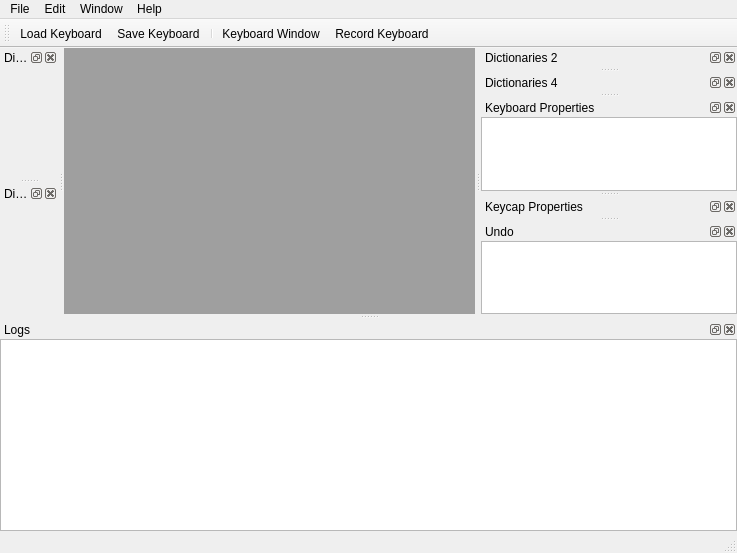
Above: Sources/MainWindow.ui from FromtonRouge/KaladriusTrainer before the change. Below: the same form after it.
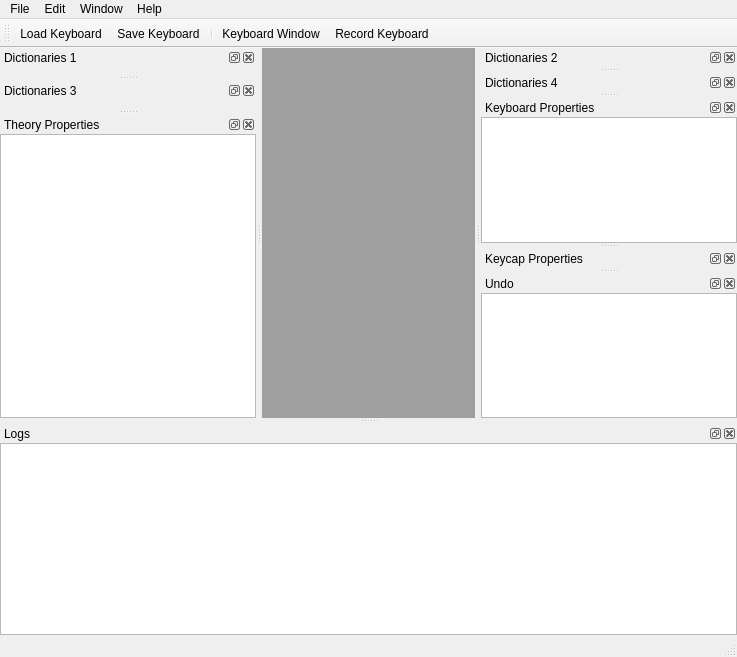
That is the form after the change. Icons and pictures are not drawn. Custom widgets are drawn as their Qt base class.

```diff
--- a/Sources/MainWindow.ui
+++ b/Sources/MainWindow.ui
@@ -7,7 +7,7 @@
     <x>0</x>
     <y>0</y>
     <width>737</width>
-    <height>553</height>
+    <height>657</height>
    </rect>
   </property>
   <property name="windowTitle">
@@ -352,6 +352,33 @@
    <addaction name="actionKeyboard_Window"/>
    <addaction name="actionRecord_Keyboard"/>
   </widget>
+  <widget class="QDockWidget" name="dockWidgetTheory">
+   <property name="windowTitle">
+    <string>Theory Properties</string>
+   </property>
+   <attribute name="dockWidgetArea">
+    <number>1</number>
+   </attribute>
+   <widget class="QWidget" name="dockWidgetContents_9">
+    <layout class="QGridLayout" name="gridLayout_10">
+     <property name="leftMargin">
+      <number>0</number>
+     </property>
+     <property name="topMargin">
+      <number>0</number>
+     </property>
+     <property name="rightMargin">
+      <number>0</number>
+     </property>
+     <property name="bottomMargin">
+      <number>0</number>
+     </property>
+     <item row="0" column="0">
+      <widget class="TheoryTreeView" name="treeViewTheory"/>
+     </item>
+    </layout>
+   </widget>
+  </widget>
   <action name="actionQuit">
    <property name="icon">
     <iconset resource="../Resources/ProgrammerStenoTutor.qrc">
@@ -527,6 +554,11 @@
    <extends>QListView</extends>
    <header location="global">QtWidgets/QUndoView</header>
   </customwidget>
+  <customwidget>
+   <class>TheoryTreeView</class>
+   <extends>QTreeView</extends>
+   <header>TheoryTreeView.h</header>
+  </customwidget>
  </customwidgets>
  <resources>
   <include location="../Resources/ProgrammerStenoTutor.qrc"/>
```
Left out of the diff: 56 changed lines with no effect on the pictures.
